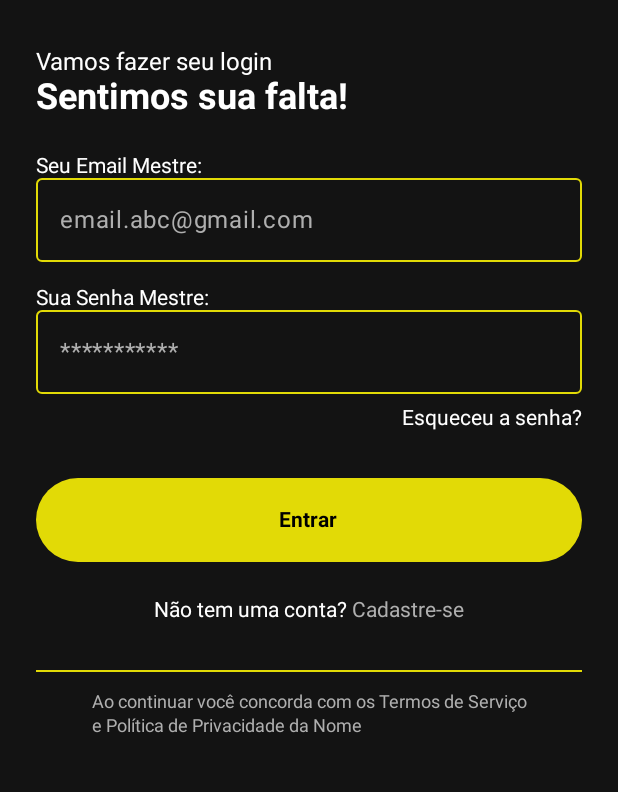
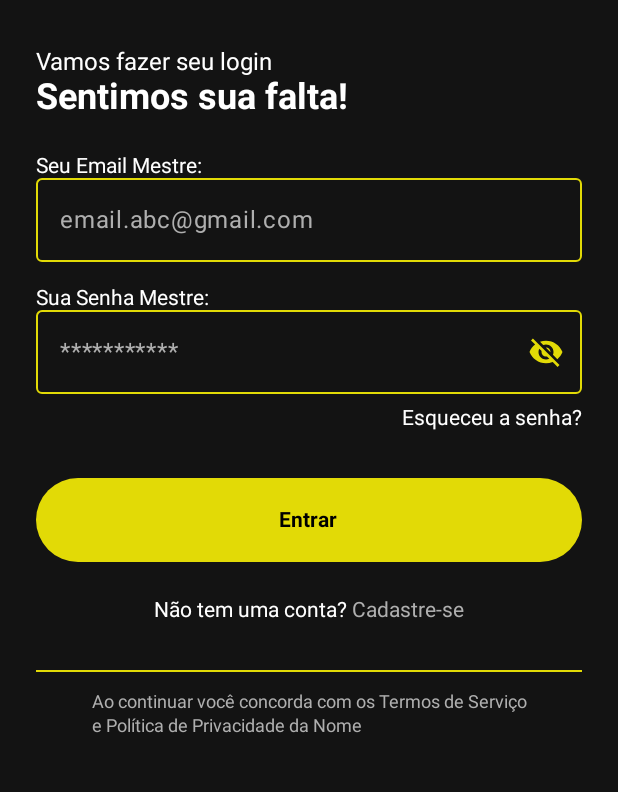
Before and after one commit to JoaoGiatti/PI3-Turma3-2, an Android app built with Jetpack Compose: the LogInActivity screen opened directly, with no data from a screen before it, on a phone screen of 412 x 824 dp, the part 187-979 px from its top. Run offline under Robolectric (Android 15) with nearby library versions, the phone set to English and light mode, and no system bars.

Commit message:
feat: implemention login screen UI

```diff
--- a/Project/app/build.gradle.kts
+++ b/Project/app/build.gradle.kts
@@ -66,4 +66,5 @@ dependencies {
     //dependencies do firebase
     implementation(platform("com.google.firebase:firebase-bom:33.12.0"))
     implementation("com.google.firebase:firebase-analytics")
+    implementation("androidx.compose.material:material-icons-extended")
 }
--- a/Project/app/src/main/java/com/example/superid/LogInActivity.kt
+++ b/Project/app/src/main/java/com/example/superid/LogInActivity.kt
@@ -3,29 +3,24 @@ package com.example.superid
 import android.os.Bundle
 import androidx.activity.ComponentActivity
 import androidx.activity.compose.setContent
-import androidx.compose.foundation.Image
 import androidx.compose.foundation.background
 import androidx.compose.foundation.clickable
 import androidx.compose.foundation.layout.*
-import androidx.compose.foundation.shape.CircleShape
 import androidx.compose.foundation.shape.RoundedCornerShape
 import androidx.compose.material.icons.Icons
 import androidx.compose.material.icons.filled.ArrowBack
-/*import androidx.compose.material.icons.filled.Visibility
-import androidx.compose.material.icons.filled.VisibilityOff*/
+import androidx.compose.material.icons.filled.Visibility
+import androidx.compose.material.icons.filled.VisibilityOff
 import androidx.compose.material3.*
 import androidx.compose.runtime.*
 import androidx.compose.ui.Alignment
 import androidx.compose.ui.Modifier
 import androidx.compose.ui.graphics.Color
-import androidx.compose.ui.res.painterResource
 import androidx.compose.ui.text.font.FontWeight
 import androidx.compose.ui.text.input.PasswordVisualTransformation
 import androidx.compose.ui.text.input.VisualTransformation
-import androidx.compose.ui.tooling.preview.Preview
 import androidx.compose.ui.unit.dp
 import androidx.compose.ui.unit.sp
-// import com.example.superid.ui.theme.SuperIDTheme
 
 class LogInActivity : ComponentActivity() {
     override fun onCreate(savedInstanceState: Bundle?) {
@@ -39,7 +34,6 @@ class LogInActivity : ComponentActivity() {
 @Composable
 fun LogInScreen() {
     val yellow = Color(0xFFE2DA06)
-    val darkYellow = Color(0xFFC3BC00)
     val darkGray = Color(0xFF131313)
     val textWhite = Color(0xFFFFFFFF)
     val textGray = Color(0xFFAFAFAF)
@@ -49,9 +43,7 @@ fun LogInScreen() {
     var passwordVisible by remember { mutableStateOf(false) }
 
     Surface(
-        modifier = Modifier
-            .fillMaxSize()
-            .background(darkGray),
+        modifier = Modifier.fillMaxSize(),
         color = darkGray
     ) {
         Column(
@@ -68,6 +60,7 @@ fun LogInScreen() {
                 modifier = Modifier
                     .size(36.dp)
                     .padding(8.dp)
+                    .clickable { /* Voltar para a MainActivity */ }
             )
 
             Spacer(modifier = Modifier.height(32.dp))
@@ -126,12 +119,12 @@ fun LogInScreen() {
                 onValueChange = { password = it },
                 placeholder = { Text("***********", color = textGray) },
                 visualTransformation = if (passwordVisible) VisualTransformation.None else PasswordVisualTransformation(),
-                /*trailingIcon = {
-                    val icon = if (passwordVisible) Icons.Default.Visibility else Icons.Default.VisibilityOff
+                trailingIcon = {
+                    val icon = if (passwordVisible) Icons.Filled.Visibility else Icons.Filled.VisibilityOff
                     IconButton(onClick = { passwordVisible = !passwordVisible }) {
                         Icon(icon, contentDescription = null, tint = yellow)
                     }
-                }, */
+                },
                 colors = OutlinedTextFieldDefaults.colors(
                     unfocusedBorderColor = yellow,
                     focusedBorderColor = yellow,
```
